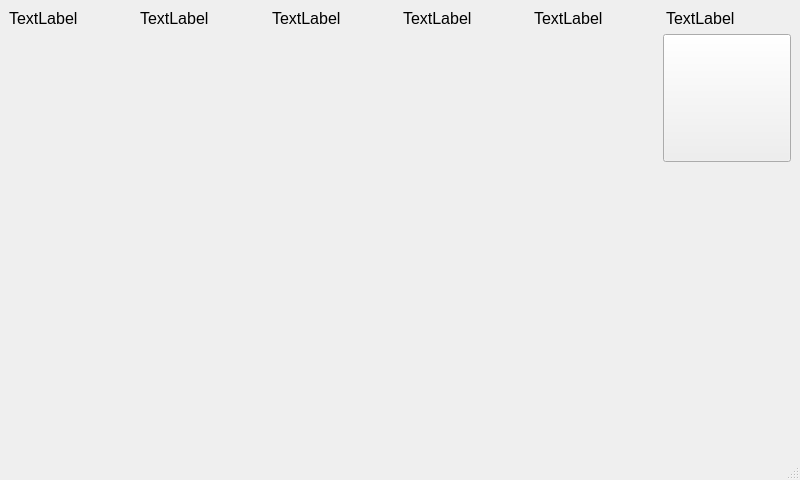
This is GUI/HalsWindow.ui in Lom-Karatist/HALS as Qt 5 draws it before an edit. The edited form follows.
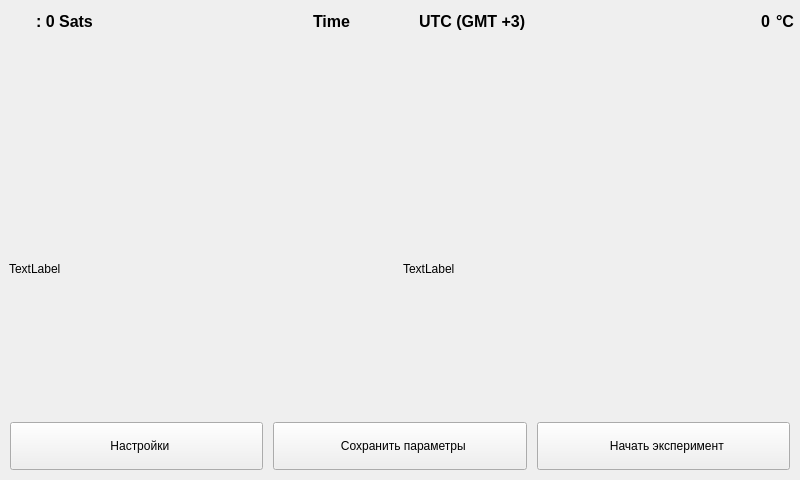
This is the edited form. Icons and pictures are not drawn.

The edit to the form file:
```diff
--- a/GUI/HalsWindow.ui
+++ b/GUI/HalsWindow.ui
@@ -33,87 +33,208 @@
   </property>
   <widget class="QWidget" name="centralwidget">
    <layout class="QVBoxLayout" name="verticalLayout">
+    <property name="spacing">
+     <number>10</number>
+    </property>
+    <property name="leftMargin">
+     <number>0</number>
+    </property>
+    <property name="topMargin">
+     <number>0</number>
+    </property>
+    <property name="rightMargin">
+     <number>0</number>
+    </property>
+    <property name="bottomMargin">
+     <number>0</number>
+    </property>
     <item>
-     <layout class="QHBoxLayout" name="horizontalLayout_2">
+     <widget class="QWidget" name="upperStatusWidget" native="true">
+      <property name="sizePolicy">
+       <sizepolicy hsizetype="Preferred" vsizetype="Minimum">
+        <horstretch>0</horstretch>
+        <verstretch>0</verstretch>
+       </sizepolicy>
+      </property>
+      <property name="styleSheet">
+       <string notr="true"/>
+      </property>
+      <layout class="QHBoxLayout" name="horizontalLayoutUpperBar">
+       <property name="leftMargin">
+        <number>6</number>
+       </property>
+       <property name="rightMargin">
+        <number>6</number>
+       </property>
       <item>
-       <widget class="QLabel" name="label_3">
+        <widget class="QLabel" name="labelGps">
+         <property name="sizePolicy">
+          <sizepolicy hsizetype="Fixed" vsizetype="Fixed">
+           <horstretch>0</horstretch>
+           <verstretch>0</verstretch>
+          </sizepolicy>
+         </property>
+         <property name="minimumSize">
+          <size>
+           <width>24</width>
+           <height>24</height>
+          </size>
+         </property>
+         <property name="maximumSize">
+          <size>
+           <width>24</width>
+           <height>24</height>
+          </size>
+         </property>
         <property name="font">
          <font>
           <pointsize>12</pointsize>
+           <bold>true</bold>
          </font>
         </property>
         <property name="text">
-         <string>TextLabel</string>
+          <string/>
         </property>
        </widget>
       </item>
       <item>
-       <widget class="QLabel" name="label_2">
+        <widget class="QLabel" name="labelGpsValue">
+         <property name="sizePolicy">
+          <sizepolicy hsizetype="Preferred" vsizetype="Fixed">
+           <horstretch>0</horstretch>
+           <verstretch>0</verstretch>
+          </sizepolicy>
+         </property>
+         <property name="minimumSize">
+          <size>
+           <width>36</width>
+           <height>0</height>
+          </size>
+         </property>
+         <property name="maximumSize">
+          <size>
+           <width>16777215</width>
+           <height>24</height>
+          </size>
+         </property>
         <property name="font">
          <font>
           <pointsize>12</pointsize>
+           <bold>true</bold>
          </font>
         </property>
         <property name="text">
-         <string>TextLabel</string>
+          <string>: 0 Sats</string>
         </property>
        </widget>
       </item>
       <item>
-       <widget class="QLabel" name="label_6">
+        <spacer name="horizontalSpacer_2">
+         <property name="orientation">
+          <enum>Qt::Horizontal</enum>
+         </property>
+         <property name="sizeHint" stdset="0">
+          <size>
+           <width>40</width>
+           <height>20</height>
+          </size>
+         </property>
+        </spacer>
+       </item>
+       <item>
+        <widget class="QLabel" name="labelTimeValue">
+         <property name="minimumSize">
+          <size>
+           <width>100</width>
+           <height>0</height>
+          </size>
+         </property>
         <property name="font">
          <font>
           <pointsize>12</pointsize>
+           <bold>true</bold>
          </font>
         </property>
         <property name="text">
-         <string>TextLabel</string>
+          <string>Time</string>
         </property>
        </widget>
       </item>
       <item>
-       <widget class="QLabel" name="label_5">
+        <widget class="QLabel" name="labelTime">
         <property name="font">
          <font>
           <pointsize>12</pointsize>
+           <bold>true</bold>
          </font>
         </property>
         <property name="text">
-         <string>TextLabel</string>
+          <string>UTC (GMT +3)</string>
         </property>
        </widget>
       </item>
       <item>
-       <widget class="QLabel" name="label_4">
+        <spacer name="horizontalSpacer_4">
+         <property name="orientation">
+          <enum>Qt::Horizontal</enum>
+         </property>
+         <property name="sizeHint" stdset="0">
+          <size>
+           <width>40</width>
+           <height>20</height>
+          </size>
+         </property>
+        </spacer>
+       </item>
+       <item>
+        <widget class="QLabel" name="labelTemperatureValue">
+         <property name="minimumSize">
+          <size>
+           <width>24</width>
+           <height>0</height>
+          </size>
+         </property>
         <property name="font">
          <font>
           <pointsize>12</pointsize>
+           <bold>true</bold>
          </font>
         </property>
         <property name="text">
-         <string>TextLabel</string>
-        </property>
+          <string>0</string>
+         </property>
+         <property name="alignment">
+          <set>Qt::AlignRight|Qt::AlignTrailing|Qt::AlignVCenter</set>
+         </property>
        </widget>
       </item>
       <item>
-       <widget class="QLabel" name="label">
+        <widget class="QLabel" name="labelTemperature">
         <property name="font">
          <font>
           <pointsize>12</pointsize>
+           <bold>true</bold>
          </font>
         </property>
         <property name="text">
-         <string>TextLabel</string>
+          <string>°C</string>
         </property>
        </widget>
       </item>
      </layout>
+     </widget>
     </item>
     <item>
      <layout class="QHBoxLayout" name="horizontalLayout">
       <property name="spacing">
        <number>16</number>
       </property>
+      <property name="leftMargin">
+       <number>16</number>
+      </property>
+      <property name="rightMargin">
+       <number>16</number>
+      </property>
       <item>
        <widget class="QLabel" name="labelLogo">
         <property name="sizePolicy">
@@ -124,14 +245,14 @@
         </property>
         <property name="minimumSize">
          <size>
-          <width>128</width>
-          <height>128</height>
+          <width>204</width>
+          <height>64</height>
          </size>
         </property>
         <property name="maximumSize">
          <size>
-          <width>128</width>
-          <height>128</height>
+          <width>204</width>
+          <height>64</height>
          </size>
         </property>
         <property name="text">
@@ -162,21 +283,23 @@
         </property>
         <property name="minimumSize">
          <size>
-          <width>128</width>
-          <height>128</height>
+          <width>64</width>
+          <height>64</height>
          </size>
         </property>
         <property name="maximumSize">
          <size>
-          <width>128</width>
-          <height>128</height>
+          <width>64</width>
+          <height>64</height>
          </size>
         </property>
         <property name="styleSheet">
-         <string notr="true">#pushButtonOpenFolderSaving{
-background-image: url(:/Icons/folder.png);
-background-repeat: none;
-border:none;
+         <string notr="true">#pushButtonQuit{
+		   background-color: transparent;
+            border: none;
+            background-image: url(:/Icons/power.png);
+            background-repeat: no-repeat;
+            background-position: center;
 }
 #pushButtonOpenFolderSaving:pressed{
 
@@ -186,11 +309,7 @@
 
 	
 }
-#pushButtonOpenFolderSaving:hover{
-
-	background-image: url(:/Icons/folder_hover.png);
-
-}</string>
+</string>
         </property>
         <property name="text">
          <string/>
@@ -200,21 +319,91 @@
      </layout>
     </item>
     <item>
-     <spacer name="verticalSpacer">
-      <property name="orientation">
-       <enum>Qt::Vertical</enum>
-      </property>
-      <property name="sizeHint" stdset="0">
+     <widget class="QWidget" name="centerWidget" native="true">
+      <layout class="QHBoxLayout" name="horizontalLayout_3">
+       <item>
+        <widget class="QLabel" name="label_2">
+         <property name="text">
+          <string>TextLabel</string>
+         </property>
+        </widget>
+       </item>
+       <item>
+        <widget class="QLabel" name="label">
+         <property name="sizePolicy">
+          <sizepolicy hsizetype="Minimum" vsizetype="Expanding">
+           <horstretch>0</horstretch>
+           <verstretch>0</verstretch>
+          </sizepolicy>
+         </property>
+         <property name="text">
+          <string>TextLabel</string>
+         </property>
+        </widget>
+       </item>
+      </layout>
+     </widget>
+    </item>
+    <item>
+     <layout class="QHBoxLayout" name="horizontalLayout_2">
+      <property name="spacing">
+       <number>10</number>
+      </property>
+      <property name="leftMargin">
+       <number>10</number>
+      </property>
+      <property name="rightMargin">
+       <number>10</number>
+      </property>
+      <property name="bottomMargin">
+       <number>10</number>
+      </property>
+      <item>
+       <widget class="QPushButton" name="pushButtonSettings">
+        <property name="minimumSize">
        <size>
-        <width>20</width>
-        <height>40</height>
-       </size>
-      </property>
-     </spacer>
-    </item>
-   </layout>
+          <width>64</width>
+          <height>48</height>
+         </size>
+        </property>
+        <property name="text">
+         <string>  Настройки</string>
+        </property>
+       </widget>
+      </item>
+      <item>
+       <widget class="QPushButton" name="pushButtonSaveParameters">
+        <property name="minimumSize">
+         <size>
+          <width>0</width>
+          <height>48</height>
+         </size>
+        </property>
+        <property name="text">
+         <string>  Сохранить параметры</string>
+        </property>
+       </widget>
+      </item>
+      <item>
+       <widget class="QPushButton" name="pushButtonStartStop">
+        <property name="minimumSize">
+         <size>
+          <width>0</width>
+          <height>48</height>
+         </size>
+        </property>
+        <property name="text">
+         <string>  Начать эксперимент</string>
+        </property>
+        <property name="checkable">
+         <bool>true</bool>
+        </property>
+       </widget>
+      </item>
+     </layout>
+    </item>
+   </layout>
   </widget>
-  <widget class="QStatusBar" name="statusbar"/>
  </widget>
  <resources/>
  <connections/>
```
Left out of the diff: 11 changed lines with no effect on the pictures. Lines whose indentation alone changed are shown as unchanged.
